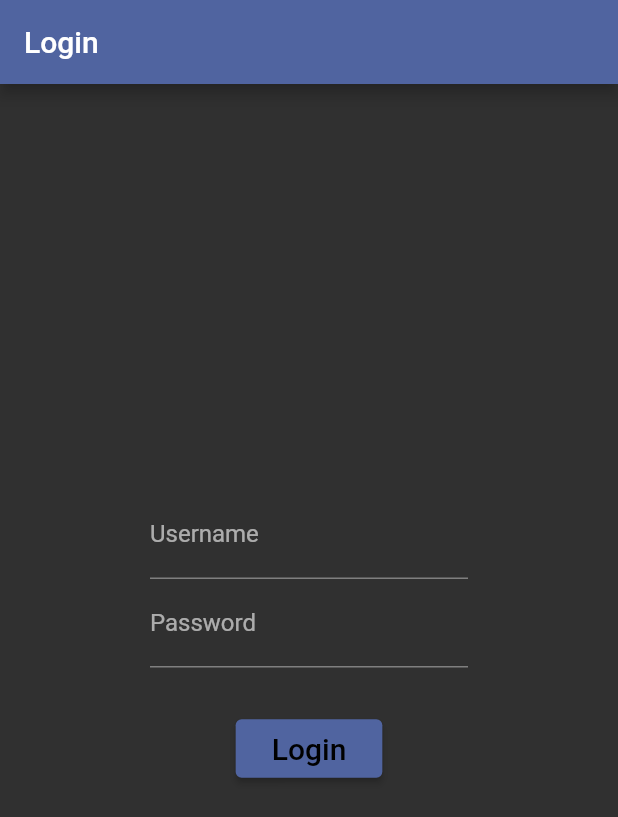
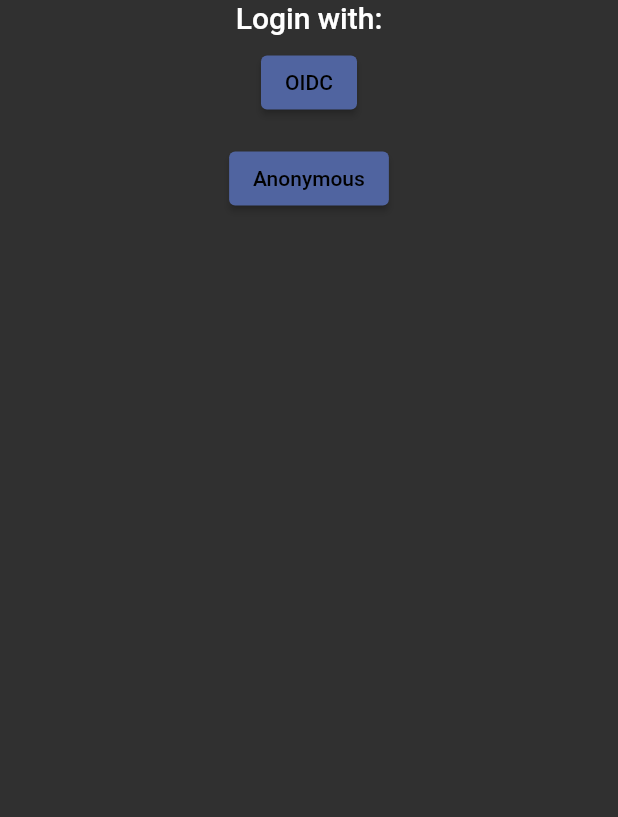
Before and after one commit to INKSec/FlutterMobileApp, a Flutter app: the screen it shows after launch, on a phone screen of 412 x 824 dp. Shown: the top 817 px of the screen. Run offline on Flutter 3.47's test engine with Material 2 defaults, Android fonts, the light colour scheme and no system bars; missing offline and left inert: openid_client.

Commit message:
added login selector; removed legacy login and testing code

```diff
--- a/mob_app/lib/auth/providers/openid_provider.dart
+++ b/mob_app/lib/auth/providers/openid_provider.dart
@@ -56,7 +56,7 @@ class OpenIDProvider extends AuthProvider {
   OpenIDProvider(
       {required this.clientId,
       required Uri issuerUri,
-      List<String> scopes = const []})
+      List<String> scopes = const ["openid"]})
       : super() {
     // Rant time.
     // This is wrong. Dart is doing this wrong.
--- a/mob_app/lib/views/login.dart
+++ /dev/null
@@ -1,91 +0,0 @@
-import 'package:flutter/material.dart';
-import 'package:mob_app/auth/auth_provider.dart';
-import 'package:mob_app/auth/providers/dummy_provider.dart';
-import 'package:mob_app/auth/providers/openid_provider.dart';
-import 'package:mob_app/views/home_view.dart';
-import 'package:mob_app/globals.dart' as globals;
-
-class LoginView extends StatelessWidget {
-  //final AuthProvider _authProvider = DummyAuthProvider() as AuthProvider;
-  final AuthProvider _authProvider = OpenIDProvider(
-      clientId: "81RRjLMem3ASRqzNI1xrnUkPELofcIAusPkjyk4Q",
-      issuerUri: Uri.parse("http://192.168.1.232:8001/issuer"),
-      scopes: ["openid"]);
-  final GlobalKey<FormFieldState> _loginFormUserKey =
-      GlobalKey<FormFieldState>();
-  final GlobalKey<FormFieldState> _loginFormPasswordKey =
-      GlobalKey<FormFieldState>();
-
-  LoginView({Key? key}) : super(key: key);
-
-  @override
-  Widget build(BuildContext context) {
-    return Scaffold(
-      appBar: AppBar(title: const Text("Login")),
-      body: Center(
-        child: Column(
-          mainAxisAlignment: MainAxisAlignment.center,
-          children: [
-            Container(
-                padding: const EdgeInsets.only(left: 100, right: 100),
-                child: Form(
-                  child: Column(children: [
-                    TextFormField(
-                      key: _loginFormUserKey,
-                      decoration: InputDecoration(labelText: "Username"),
-                    ),
-                    TextFormField(
-                      key: _loginFormPasswordKey,
-                      decoration: InputDecoration(labelText: "Password"),
-                      obscureText: true,
-                      obscuringCharacter: "*",
-                    ),
-                    Padding(
-                      padding: const EdgeInsets.all(30.0),
-                      child: ElevatedButton(
-                          onPressed: () {
-                            do_login(context).then((success) {
-                              if (success) {
-                                Navigator.pushReplacement(
-                                    context,
-                                    MaterialPageRoute(
-                                        builder: (context) => HomeView()));
-                              }
-                            });
-                          },
-                          child: const Padding(
-                            padding: EdgeInsets.all(8.0),
-                            child: Text(
-                              "Login",
-                              style: TextStyle(fontSize: 20),
-                            ),
-                          )),
-                    )
-                  ]),
-                ))
-          ],
-        ),
-      ),
-    );
-  }
-
-  Future<bool> do_login(context) async {
-    //get the username and password from our form
-    final username = _loginFormUserKey.currentState!.value;
-    final password = _loginFormPasswordKey.currentState!.value;
-
-    //try to log in
-    try {
-      final user = await _authProvider.login(username, password);
-      globals.user = user;
-    } catch (e) {
-      //if login fails, show an error message
-      ScaffoldMessenger.of(context).showSnackBar(SnackBar(
-        content: Text(e.toString()),
-      ));
-      return false;
-    }
-    //TODO: save user
-    return true;
-  }
-}
--- /dev/null
+++ b/mob_app/lib/views/login/login_dummy.dart
@@ -0,0 +1,64 @@
+import 'package:flutter/material.dart';
+import 'package:mob_app/auth/auth_user.dart';
+import 'package:mob_app/auth/auth_provider.dart';
+import 'package:mob_app/auth/providers/dummy_provider.dart';
+import 'package:mob_app/views/home_view.dart';
+import 'package:mob_app/views/login/login_base.dart';
+
+class DummyLoginView extends AbstractLoginView {
+  final GlobalKey<FormFieldState> _loginFormUserKey =
+      GlobalKey<FormFieldState>();
+  final GlobalKey<FormFieldState> _loginFormPasswordKey =
+      GlobalKey<FormFieldState>();
+
+  DummyLoginView({Key? key, required Function createNextWidget})
+      : super(
+            key: key,
+            provider: DummyAuthProvider(),
+            createNextWidget: createNextWidget);
+
+  @override
+  Widget buildLoginView(BuildContext context) {
+    // TODO: implement buildLoginView
+    return Container(
+        padding: const EdgeInsets.only(left: 100, right: 100),
+        child: Form(
+          child: Column(children: [
+            TextFormField(
+              key: _loginFormUserKey,
+              decoration: InputDecoration(labelText: "Username"),
+            ),
+            TextFormField(
+              key: _loginFormPasswordKey,
+              decoration: InputDecoration(labelText: "Password"),
+              obscureText: true,
+              obscuringCharacter: "*",
+            ),
+            Padding(
+              padding: const EdgeInsets.all(30.0),
+              child: ElevatedButton(
+                  onPressed: () {
+                    doLogin(context).then((success) {
+                      if (success) {
+                        routePostLogin(context);
+                      }
+                    });
+                  },
+                  child: const Padding(
+                    padding: EdgeInsets.all(8.0),
+                    child: Text(
+                      "Login",
+                      style: TextStyle(fontSize: 20),
+                    ),
+                  )),
+            )
+          ]),
+        ));
+  }
+
+  @override
+  Future<AuthenticatedUser> loginProvider(AuthProvider provider) async {
+    return await provider.login(_loginFormUserKey.currentState!.value,
+        _loginFormPasswordKey.currentState!.value);
+  }
+}
--- /dev/null
+++ b/mob_app/lib/views/login/login_oidc_generic.dart
@@ -0,0 +1,50 @@
+import 'package:flutter/material.dart';
+import 'package:mob_app/auth/auth_user.dart';
+import 'package:mob_app/auth/auth_provider.dart';
+import 'package:mob_app/auth/providers/openid_provider.dart';
+import 'package:mob_app/views/login/login_base.dart';
+
+class GenericOpenIDLoginView extends AbstractLoginView {
+  GenericOpenIDLoginView(
+      {Key? key,
+      required Uri issuerUri,
+      required String clientId,
+      required Function createNextWidget})
+      : super(
+            key: key,
+            createNextWidget: createNextWidget,
+            provider: OpenIDProvider(clientId: clientId, issuerUri: issuerUri));
+
+  @override
+  Widget buildLoginView(BuildContext context) {
+    return Container(
+        padding: const EdgeInsets.only(left: 100, right: 100),
+        child: Form(
+          child: Column(children: [
+            Padding(
+              padding: const EdgeInsets.all(30.0),
+              child: ElevatedButton(
+                  onPressed: () {
+                    doLogin(context).then((success) {
+                      if (success) {
+                        routePostLogin(context);
+                      }
+                    });
+                  },
+                  child: const Padding(
+                    padding: EdgeInsets.all(8.0),
+                    child: Text(
+                      "Login with OpenID",
+                      style: TextStyle(fontSize: 20),
+                    ),
+                  )),
+            )
+          ]),
+        ));
+  }
+
+  @override
+  Future<AuthenticatedUser> loginProvider(AuthProvider provider) async {
+    return await provider.login("", "");
+  }
+}
--- /dev/null
+++ b/mob_app/lib/views/login_selector.dart
@@ -0,0 +1,58 @@
+import 'package:flutter/material.dart';
+import 'package:mob_app/views/login/login_dummy.dart';
+import 'package:mob_app/views/login/login_oidc_generic.dart';
+
+class LoginSelectorView extends StatelessWidget {
+  final void Function(BuildContext) createNextWidget;
+  LoginSelectorView({Key? key, required this.createNextWidget})
+      : super(key: key);
+
+  @override
+  Widget build(BuildContext context) {
+    var navWidgets = _buildNavigatorWidgets(context);
+    if (navWidgets.length == 1) {
+      // if there is only one widget, don't show the selector
+      // and instead move on to the LoginView directly.
+      Navigator.of(context).pushReplacement(
+        MaterialPageRoute<void>(
+          builder: (context) => navWidgets.entries.first.value(context),
+        ),
+      );
+    }
+    return Scaffold(
+        body: Center(
+            child: Column(children: [
+      Text("Login with:", style: Theme.of(context).textTheme.headline6),
+      Column(
+          mainAxisAlignment: MainAxisAlignment.center,
+          children: navWidgets.entries
+              // this is a bit messy but it works.
+              // In essence we are iterating over the map of authentication
+              // provider widgets and turn it into a list where each entry
+              // is a widget containing a button that navigates to the
+              // corresponding LoginView.
+              .map<Widget>((MapEntry<String, Widget Function(dynamic)> entry) =>
+                  Container(
+                      padding: const EdgeInsets.all(8),
+                      child: ElevatedButton(
+                          child: Text(entry.key),
+                          onPressed: () => Navigator.of(context).push(
+                              MaterialPageRoute<void>(
+                                  builder: (context) =>
+                                      entry.value(context))))))
+              .toList())
+    ])));
+  }
+
+  Map<String, Widget Function(dynamic)> _buildNavigatorWidgets(
+      BuildContext context) {
+    return {
+      'OIDC': (context) => GenericOpenIDLoginView(
+          issuerUri: Uri.parse("http://192.168.1.232:8001/issuer"),
+          clientId: "81RRjLMem3ASRqzNI1xrnUkPELofcIAusPkjyk4Q",
+          createNextWidget: createNextWidget),
+      'Anonymous': (context) =>
+          DummyLoginView(createNextWidget: createNextWidget),
+    };
+  }
+}
```
Also changed, not shown: mob_app/lib/main.dart (+3 -101 lines), mob_app/lib/views/login/login_base.dart (added, +70 -0 lines), 1 other file.
